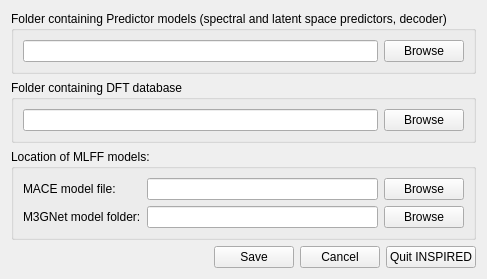
This is src/inspired/gui/set_paths.ui in neutrons/inspired as Qt 5 draws it before an edit. The edited form follows.
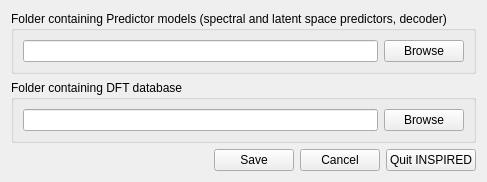
This is the edited form.

Commit message: new dft database and mlff

Diff of the .ui file:
```diff
--- a/src/inspired/gui/set_paths.ui
+++ b/src/inspired/gui/set_paths.ui
@@ -7,7 +7,7 @@
     <x>0</x>
     <y>0</y>
     <width>469</width>
-    <height>272</height>
+    <height>176</height>
    </rect>
   </property>
   <property name="windowTitle">
@@ -55,49 +55,6 @@
      </layout>
     </widget>
    </item>
-   <item>
-    <widget class="QGroupBox" name="groupBox_3">
-     <property name="title">
-      <string>Location of MLFF models:</string>
-     </property>
-     <layout class="QGridLayout" name="gridLayout">
-      <item row="0" column="0">
-       <widget class="QLabel" name="label_2">
-        <property name="text">
-         <string>MACE model file:</string>
-        </property>
-       </widget>
-      </item>
-      <item row="1" column="2">
-       <widget class="QPushButton" name="pushButton_m3gnet_path">
-        <property name="text">
-         <string>Browse</string>
-        </property>
-       </widget>
-      </item>
-      <item row="0" column="1">
-       <widget class="QLineEdit" name="lineEdit_mace_path"/>
-      </item>
-      <item row="1" column="0">
-       <widget class="QLabel" name="label_3">
-        <property name="text">
-         <string>M3GNet model folder:</string>
-        </property>
-       </widget>
-      </item>
-      <item row="1" column="1">
-       <widget class="QLineEdit" name="lineEdit_m3gnet_path"/>
-      </item>
-      <item row="0" column="2">
-       <widget class="QPushButton" name="pushButton_mace_path">
-        <property name="text">
-         <string>Browse</string>
-        </property>
-       </widget>
-      </item>
-     </layout>
-    </widget>
-   </item>
    <item>
     <layout class="QHBoxLayout" name="horizontalLayout_4">
      <item>
```
Left out of the diff: 45 changed lines with no effect on the pictures. The commit also changes 30 other files.
